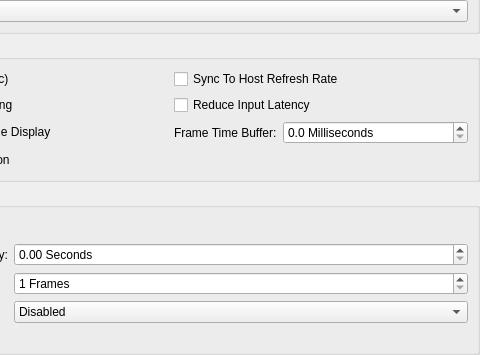
Above: src/riverhorse-qt/emulationsettingswidget.ui from thenotoriousfox/riverhorse before the change; both pictures show x 138 to 618 and y 85 to 440 of the 618 by 440 pixel window. Below: the same form after it.
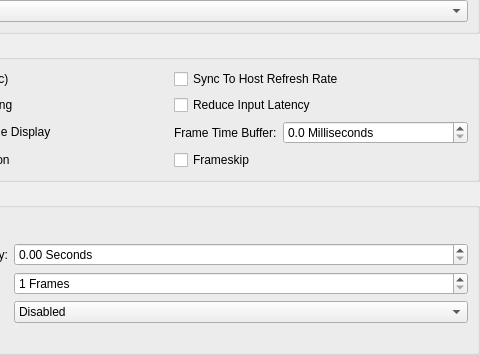
That is the form after the change.

Commit message: Frameskip setting and analog mode controller lights in the standalone app

Diff of the .ui file:
```diff
--- a/src/riverhorse-qt/emulationsettingswidget.ui
+++ b/src/riverhorse-qt/emulationsettingswidget.ui
@@ -103,6 +103,13 @@
         </property>
        </widget>
       </item>
+      <item row="3" column="1">
+       <widget class="QCheckBox" name="frameSkip">
+        <property name="text">
+         <string>Frameskip</string>
+        </property>
+       </widget>
+      </item>
       <item row="2" column="0">
        <widget class="QCheckBox" name="skipPresentingDuplicateFrames">
         <property name="text">
```
The commit also changes 16 other files.
